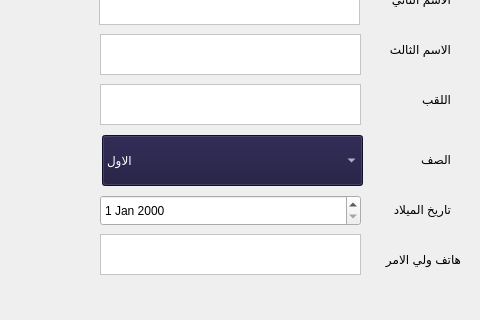
The window that studentDialog.ui (IbnEissa/EduTrackingPublic) describes before a commit, drawn with Qt 5; both pictures show x 0 to 480 and y 166 to 486 of the 480 by 640 pixel window.
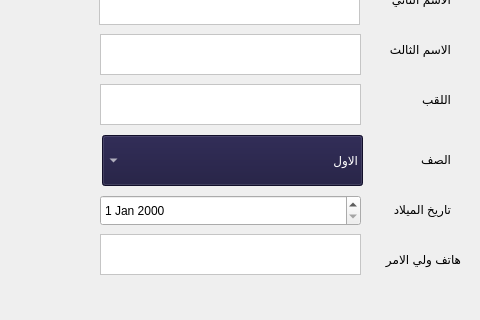
The same window after the commit.

The edit to the form file:
```diff
--- a/studentDialog.ui
+++ b/studentDialog.ui
@@ -276,6 +276,9 @@
      <height>51</height>
     </rect>
    </property>
+   <property name="layoutDirection">
+    <enum>Qt::RightToLeft</enum>
+   </property>
    <property name="styleSheet">
     <string notr="true">background-color:rgb(25, 21, 59);
 color:rgb(255, 255, 255);
```
